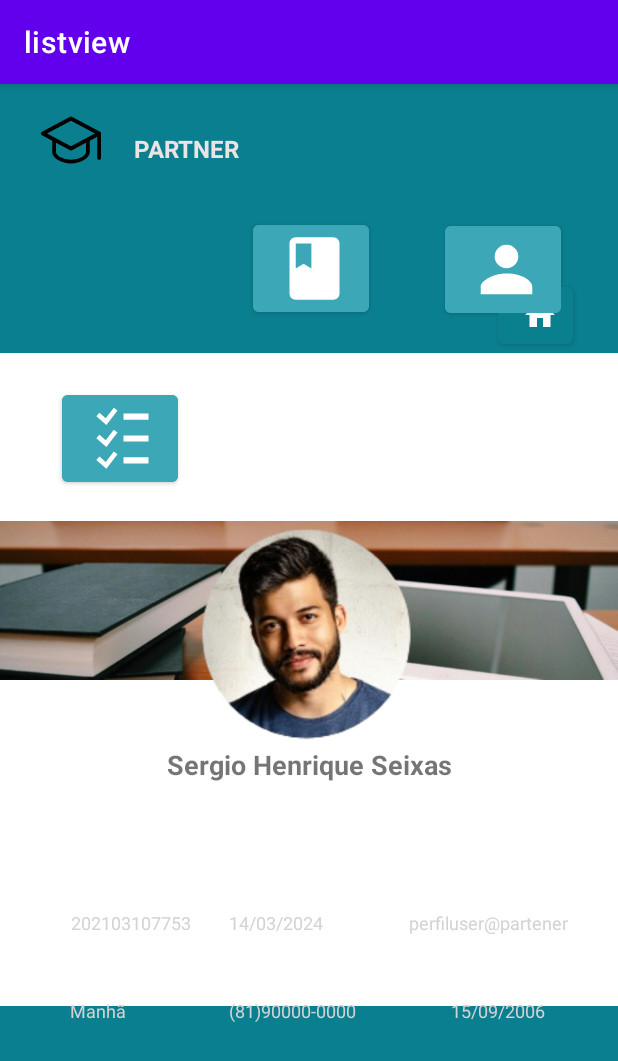
After one commit to MMoreira1305/AndroidProject, an Android app: the Perfil screen opened directly, with no data from a screen before it, on a phone screen of 412 x 824 dp. The commit adds this screen. Shown: the top 1061 px of the screen. Run offline under Robolectric (Android 15) with nearby library versions, the phone set to English and light mode, and no system bars.

Commit message:
FEATURE - Tela de perfil

```diff
--- /dev/null
+++ b/app/src/main/java/com/example/partner/view/Perfil.kt
@@ -0,0 +1,21 @@
+package com.example.partner.view
+
+import android.os.Bundle
+import androidx.activity.enableEdgeToEdge
+import androidx.appcompat.app.AppCompatActivity
+import androidx.core.view.ViewCompat
+import androidx.core.view.WindowInsetsCompat
+import com.example.hello_world.R
+
+class Perfil : AppCompatActivity() {
+    override fun onCreate(savedInstanceState: Bundle?) {
+        super.onCreate(savedInstanceState)
+        enableEdgeToEdge()
+        setContentView(R.layout.activity_perfil)
+        ViewCompat.setOnApplyWindowInsetsListener(findViewById(R.id.main)) { v, insets ->
+            val systemBars = insets.getInsets(WindowInsetsCompat.Type.systemBars())
+            v.setPadding(systemBars.left, systemBars.top, systemBars.right, systemBars.bottom)
+            insets
+        }
+    }
+}
--- /dev/null
+++ b/app/src/main/res/layout/activity_perfil.xml
@@ -0,0 +1,366 @@
+<?xml version="1.0" encoding="utf-8"?>
+<androidx.constraintlayout.widget.ConstraintLayout xmlns:android="http://schemas.android.com/apk/res/android"
+    xmlns:app="http://schemas.android.com/apk/res-auto"
+    xmlns:tools="http://schemas.android.com/tools"
+    android:id="@+id/main"
+    android:layout_width="match_parent"
+    android:layout_height="match_parent"
+    tools:context="com.example.partner.view.Perfil">
+
+    <TextView
+        android:id="@+id/fundo"
+        android:layout_width="450dp"
+        android:layout_height="153dp"
+        android:layout_marginTop="388dp"
+        android:background="#0A7F8F"
+        app:layout_constraintBottom_toBottomOf="parent"
+        app:layout_constraintEnd_toEndOf="parent"
+        app:layout_constraintHorizontal_bias="0.507"
+        app:layout_constraintStart_toStartOf="parent"
+        app:layout_constraintTop_toTopOf="parent"
+        app:layout_constraintVertical_bias="1.0" />
+
+    <TextView
+        android:id="@+id/fundo"
+        android:layout_width="451dp"
+        android:layout_height="179dp"
+        android:background="#0A7F8F"
+        app:layout_constraintBottom_toBottomOf="parent"
+        app:layout_constraintEnd_toEndOf="parent"
+        app:layout_constraintStart_toStartOf="parent"
+        app:layout_constraintTop_toTopOf="parent"
+        app:layout_constraintVertical_bias="0.0" />
+
+    <ImageView
+        android:id="@+id/icon"
+        android:layout_width="40dp"
+        android:layout_height="40dp"
+        android:layout_marginStart="27dp"
+        android:layout_marginTop="17dp"
+        android:layout_marginEnd="344dp"
+        android:layout_marginBottom="96dp"
+        app:layout_constraintBottom_toBottomOf="@+id/fundo"
+        app:layout_constraintEnd_toEndOf="parent"
+        app:layout_constraintHorizontal_bias="0.0"
+        app:layout_constraintStart_toStartOf="parent"
+        app:layout_constraintTop_toTopOf="parent"
+        app:layout_constraintVertical_bias="0.02"
+        app:srcCompat="@drawable/icone" />
+
+    <TextView
+        android:id="@+id/nome"
+        android:layout_width="wrap_content"
+        android:layout_height="wrap_content"
+        android:layout_marginTop="32dp"
+        android:layout_marginEnd="172dp"
+        android:text="PARTNER"
+        android:textColor="#ECE4E4"
+        android:textSize="16sp"
+        android:textStyle="bold"
+        app:layout_constraintEnd_toStartOf="@+id/buttonhome"
+        app:layout_constraintTop_toTopOf="@+id/fundo" />
+
+    <Button
+        android:id="@+id/buttonhome"
+        android:layout_width="50dp"
+        android:layout_height="50dp"
+        android:layout_marginStart="317dp"
+        android:layout_marginTop="16dp"
+        android:layout_marginEnd="16dp"
+        android:layout_marginBottom="475dp"
+        android:backgroundTint="@color/bluHome"
+        android:foregroundTint="#0A7F8E"
+        app:icon="@drawable/baseline_home_24"
+        app:layout_constraintBottom_toBottomOf="parent"
+        app:layout_constraintEnd_toEndOf="parent"
+        app:layout_constraintStart_toStartOf="parent"
+        app:layout_constraintTop_toTopOf="parent" />
+
+    <Button
+        android:id="@+id/buttonatividades"
+        android:layout_width="77dp"
+        android:layout_height="70dp"
+        android:layout_marginStart="27dp"
+        android:layout_marginTop="88dp"
+        android:layout_marginEnd="279dp"
+        android:layout_marginBottom="383dp"
+        android:background="@null"
+        android:backgroundTint="#3CA7B6"
+        app:icon="@drawable/tasks_all_svgrepo_com"
+        app:layout_constraintBottom_toBottomOf="parent"
+        app:layout_constraintEnd_toEndOf="parent"
+        app:layout_constraintStart_toStartOf="parent"
+        app:layout_constraintTop_toTopOf="parent" />
+
+    <Button
+        android:id="@+id/buttonperfil"
+        android:layout_width="77dp"
+        android:layout_height="70dp"
+        android:layout_marginStart="296dp"
+        android:layout_marginTop="75dp"
+        android:layout_marginEnd="38dp"
+        android:layout_marginBottom="8dp"
+        android:background="@null"
+        android:backgroundTint="#3CA7B6"
+        app:icon="@drawable/person_svgrepo_com"
+        app:layout_constraintBottom_toBottomOf="@+id/fundo"
+        app:layout_constraintEnd_toEndOf="parent"
+        app:layout_constraintStart_toStartOf="parent"
+        app:layout_constraintTop_toTopOf="parent" />
+
+    <Button
+        android:id="@+id/buttonagenda"
+        android:layout_width="77dp"
+        android:layout_height="70dp"
+        android:layout_marginStart="154dp"
+        android:layout_marginTop="88dp"
+        android:layout_marginEnd="152dp"
+        android:background="@null"
+        android:backgroundTint="#3CA7B6"
+        app:icon="@drawable/baseline_book_24"
+        app:layout_constraintEnd_toEndOf="parent"
+        app:layout_constraintStart_toStartOf="parent"
+        app:layout_constraintTop_toTopOf="parent" />
+
+    <TextView
+        android:id="@+id/textView3"
+        android:layout_width="wrap_content"
+        android:layout_height="wrap_content"
+        android:layout_marginStart="98dp"
+        android:layout_marginTop="328dp"
+        android:layout_marginEnd="98dp"
+        android:layout_marginBottom="189dp"
+        android:text="@string/aluno"
+        android:textSize="18sp"
+        android:textStyle="bold"
+        app:layout_constraintBottom_toBottomOf="parent"
+        app:layout_constraintEnd_toEndOf="parent"
+        app:layout_constraintStart_toStartOf="parent"
+        app:layout_constraintTop_toTopOf="parent" />
+
+    <ImageView
+        android:id="@+id/imageView"
+        android:layout_width="467dp"
+        android:layout_height="215dp"
+        android:layout_marginTop="123dp"
+        android:layout_marginBottom="203dp"
+        app:layout_constraintBottom_toBottomOf="parent"
+        app:layout_constraintEnd_toEndOf="parent"
+        app:layout_constraintStart_toStartOf="parent"
+        app:layout_constraintTop_toTopOf="parent"
+        app:srcCompat="@drawable/fundolivros" />
+
+    <ImageView
+        android:id="@+id/imageView5"
+        android:layout_width="144dp"
+        android:layout_height="149dp"
+        android:layout_marginStart="119dp"
+        android:layout_marginTop="179dp"
+        android:layout_marginEnd="120dp"
+        android:layout_marginBottom="213dp"
+        app:layout_constraintBottom_toBottomOf="parent"
+        app:layout_constraintEnd_toEndOf="parent"
+        app:layout_constraintStart_toStartOf="parent"
+        app:layout_constraintTop_toTopOf="parent"
+        app:srcCompat="@drawable/foto" />
+
+    <TextView
+        android:id="@+id/textView4"
+        android:layout_width="wrap_content"
+        android:layout_height="wrap_content"
+        android:layout_marginStart="32dp"
+        android:layout_marginTop="419dp"
+        android:layout_marginEnd="279dp"
+        android:layout_marginBottom="104dp"
+        android:text="@string/matriculaperfil"
+        android:textColor="#FFFFFF"
+        android:textSize="13sp"
+        android:textStyle="bold"
+        app:layout_constraintBottom_toBottomOf="parent"
+        app:layout_constraintEnd_toEndOf="parent"
+        app:layout_constraintStart_toStartOf="parent"
+        app:layout_constraintTop_toTopOf="parent" />
+
+    <TextView
+        android:id="@+id/textView5"
+        android:layout_width="wrap_content"
+        android:layout_height="wrap_content"
+        android:layout_marginStart="31dp"
+        android:layout_marginTop="478dp"
+        android:layout_marginEnd="309dp"
+        android:layout_marginBottom="45dp"
+        android:text="@string/turnoperfil"
+        android:textColor="#FFFFFF"
+        android:textSize="13sp"
+        android:textStyle="bold"
+        app:layout_constraintBottom_toBottomOf="parent"
+        app:layout_constraintEnd_toEndOf="parent"
+        app:layout_constraintStart_toStartOf="parent"
+        app:layout_constraintTop_toTopOf="parent" />
+
+    <TextView
+        android:id="@+id/textView7"
+        android:layout_width="wrap_content"
+        android:layout_height="wrap_content"
+        android:layout_marginStart="137dp"
+        android:layout_marginTop="419dp"
+        android:layout_marginEnd="137dp"
+        android:layout_marginBottom="104dp"
+        android:text="@string/dataperfil"
+        android:textColor="#FFFFFF"
+        android:textSize="13sp"
+        android:textStyle="bold"
+        app:layout_constraintBottom_toBottomOf="parent"
+        app:layout_constraintEnd_toEndOf="parent"
+        app:layout_constraintStart_toStartOf="parent"
+        app:layout_constraintTop_toTopOf="parent" />
+
+    <TextView
+        android:id="@+id/textView8"
+        android:layout_width="wrap_content"
+        android:layout_height="wrap_content"
+        android:layout_marginStart="137dp"
+        android:layout_marginTop="478dp"
+        android:layout_marginEnd="188dp"
+        android:layout_marginBottom="45dp"
+        android:text="@string/contatoperfil"
+        android:textColor="#FFFFFF"
+        android:textSize="13sp"
+        android:textStyle="bold"
+        app:layout_constraintBottom_toBottomOf="parent"
+        app:layout_constraintEnd_toEndOf="parent"
+        app:layout_constraintStart_toStartOf="parent"
+        app:layout_constraintTop_toTopOf="parent" />
+
+    <TextView
+        android:id="@+id/textView9"
+        android:layout_width="wrap_content"
+        android:layout_height="wrap_content"
+        android:layout_marginStart="285dp"
+        android:layout_marginTop="419dp"
+        android:layout_marginEnd="60dp"
+        android:layout_marginBottom="104dp"
+        android:text="@string/emailperfil"
+        android:textColor="#FFFFFF"
+        android:textSize="13sp"
+        android:textStyle="bold"
+        app:layout_constraintBottom_toBottomOf="parent"
+        app:layout_constraintEnd_toEndOf="parent"
+        app:layout_constraintStart_toStartOf="parent"
+        app:layout_constraintTop_toTopOf="parent" />
+
+    <TextView
+        android:id="@+id/textView10"
+        android:layout_width="wrap_content"
+        android:layout_height="wrap_content"
+        android:layout_marginStart="285dp"
+        android:layout_marginTop="478dp"
+        android:layout_marginEnd="15dp"
+        android:layout_marginBottom="45dp"
+        android:text="@string/nascimentoperfil"
+        android:textColor="#FFFFFF"
+        android:textSize="13sp"
+        android:textStyle="bold"
+        app:layout_constraintBottom_toBottomOf="parent"
+        app:layout_constraintEnd_toEndOf="parent"
+        app:layout_constraintStart_toStartOf="parent"
+        app:layout_constraintTop_toTopOf="parent" />
+
+    <TextView
+        android:id="@+id/textView11"
+        android:layout_width="wrap_content"
+        android:layout_height="wrap_content"
+        android:layout_marginStart="32dp"
+        android:layout_marginTop="437dp"
+        android:layout_marginEnd="269dp"
+        android:layout_marginBottom="88dp"
+        android:text="202103107753"
+        android:textColor="#D3D3D3"
+        android:textSize="12sp"
+        app:layout_constraintBottom_toBottomOf="parent"
+        app:layout_constraintEnd_toEndOf="parent"
+        app:layout_constraintStart_toStartOf="parent"
+        app:layout_constraintTop_toTopOf="parent" />
+
+    <TextView
+        android:id="@+id/textView12"
+        android:layout_width="wrap_content"
+        android:layout_height="wrap_content"
+        android:layout_marginStart="32dp"
+        android:layout_marginTop="496dp"
+        android:layout_marginEnd="314dp"
+        android:layout_marginBottom="29dp"
+        android:text="Manhã"
+        android:textColor="#D3D3D3"
+        android:textSize="12sp"
+        app:layout_constraintBottom_toBottomOf="parent"
+        app:layout_constraintEnd_toEndOf="parent"
+        app:layout_constraintStart_toStartOf="parent"
+        app:layout_constraintTop_toTopOf="parent" />
+
+    <TextView
+        android:id="@+id/textView13"
+        android:layout_width="wrap_content"
+        android:layout_height="wrap_content"
+        android:layout_marginStart="137dp"
+        android:layout_marginTop="437dp"
+        android:layout_marginEnd="181dp"
+        android:layout_marginBottom="88dp"
+        android:text="14/03/2024"
+        android:textColor="#D3D3D3"
+        android:textSize="12sp"
+        app:layout_constraintBottom_toBottomOf="parent"
+        app:layout_constraintEnd_toEndOf="parent"
+        app:layout_constraintStart_toStartOf="parent"
+        app:layout_constraintTop_toTopOf="parent" />
+
+    <TextView
+        android:id="@+id/textView14"
+        android:layout_width="wrap_content"
+        android:layout_height="wrap_content"
+        android:layout_marginStart="137dp"
+        android:layout_marginTop="496dp"
+        android:layout_marginEnd="159dp"
+        android:layout_marginBottom="29dp"
+        android:text="(81)90000-0000"
+        android:textColor="#D3D3D3"
+        android:textSize="12sp"
+        app:layout_constraintBottom_toBottomOf="parent"
+        app:layout_constraintEnd_toEndOf="parent"
+        app:layout_constraintStart_toStartOf="parent"
+        app:layout_constraintTop_toTopOf="parent" />
+
+    <TextView
+        android:id="@+id/textView15"
+        android:layout_width="109dp"
+        android:layout_height="16dp"
+        android:layout_marginStart="258dp"
+        android:layout_marginTop="437dp"
+        android:layout_marginEnd="16dp"
+        android:layout_marginBottom="88dp"
+        android:text="perfiluser@partener.com"
+        android:textColor="#D3D3D3"
+        android:textSize="12sp"
+        app:layout_constraintBottom_toBottomOf="parent"
+        app:layout_constraintEnd_toEndOf="parent"
+        app:layout_constraintStart_toStartOf="parent"
+        app:layout_constraintTop_toTopOf="parent" />
+
+    <TextView
+        android:id="@+id/textView16"
+        android:layout_width="wrap_content"
+        android:layout_height="wrap_content"
+        android:layout_marginStart="285dp"
+        android:layout_marginTop="496dp"
+        android:layout_marginEnd="33dp"
+        android:layout_marginBottom="29dp"
+        android:text="15/09/2006"
+        android:textColor="#D3D3D3"
+        android:textSize="12sp"
+        app:layout_constraintBottom_toBottomOf="parent"
+        app:layout_constraintEnd_toEndOf="parent"
+        app:layout_constraintStart_toStartOf="parent"
+        app:layout_constraintTop_toTopOf="parent" />
+
+
+</androidx.constraintlayout.widget.ConstraintLayout>
--- a/app/src/main/res/values/strings.xml
+++ b/app/src/main/res/values/strings.xml
@@ -33,4 +33,11 @@
     <string name="type_name">Digite seu Nome:</string>
     <string name="partner">Partner</string>
     <string name="cadastrar">cadastrar</string>
+    <string name="aluno">Sergio Henrique Seixas</string>
+    <string name="matriculaperfil">MATRÍCULA</string>
+    <string name="turnoperfil">TURNO</string>
+    <string name="dataperfil">DATA DE CRIAÇÃO</string>
+    <string name="contatoperfil">CONTATO</string>
+    <string name="emailperfil">EMAIL</string>
+    <string name="nascimentoperfil">NASCIMENTO</string>
 </resources>
```
Also changed, not shown: app/src/main/AndroidManifest.xml (+4 -4 lines), app/src/main/res/drawable/foto.png (added), app/src/main/res/drawable/foto_.png (added), app/src/main/res/drawable/fundolivros.png (added).
